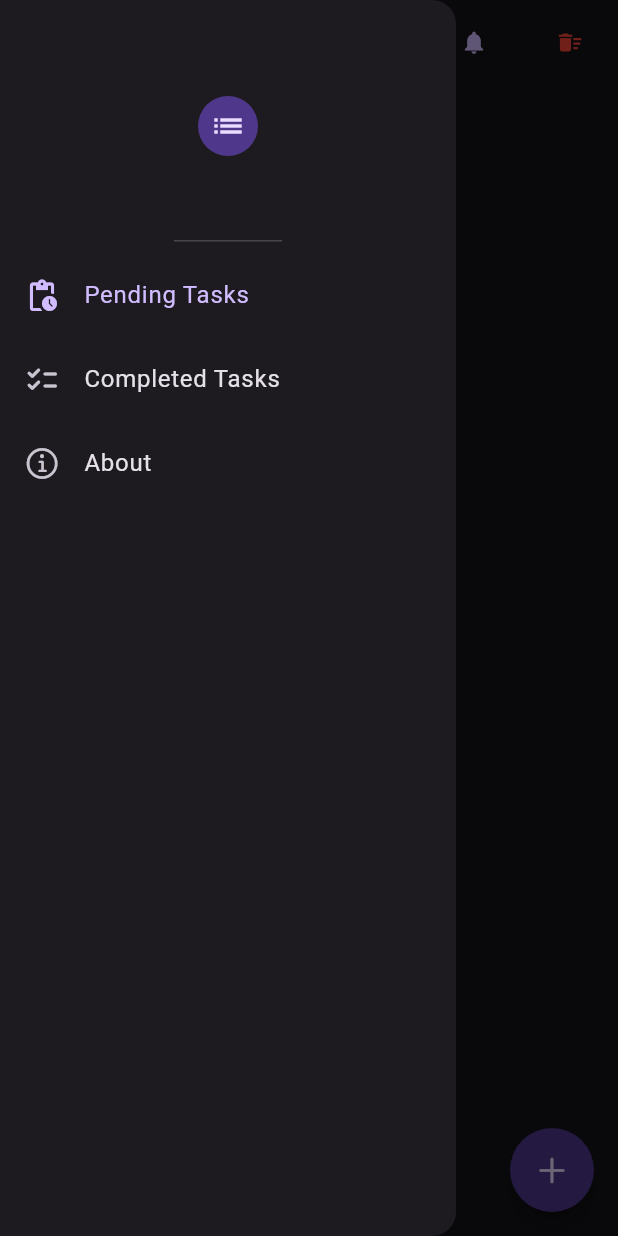
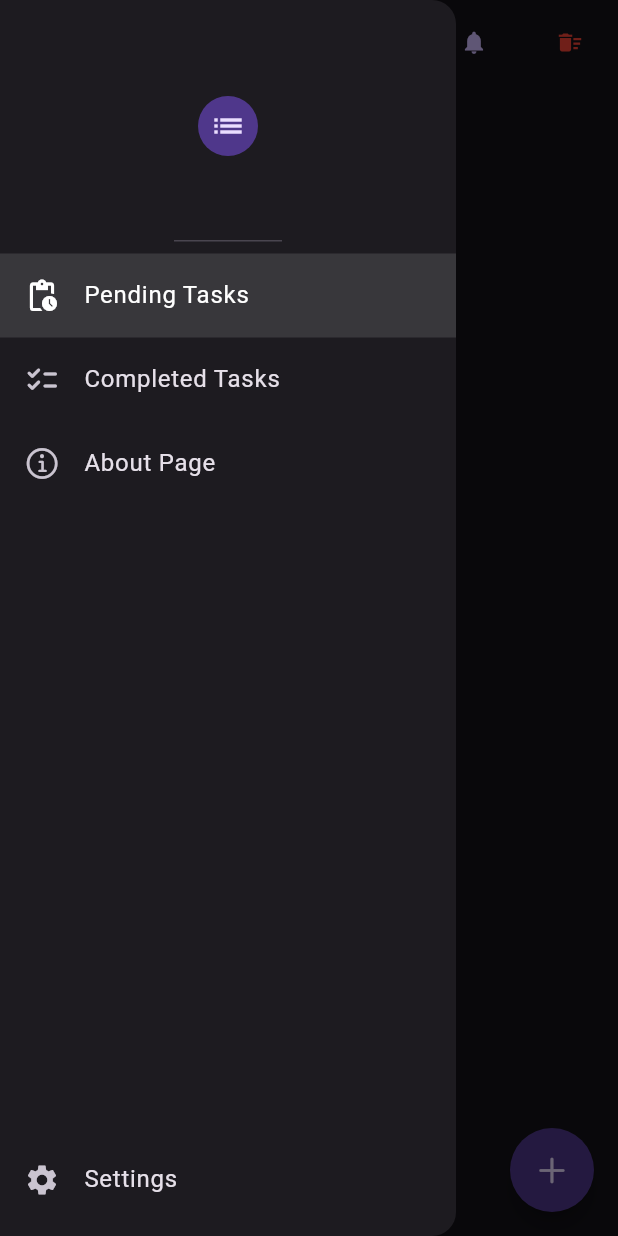
Before and after one commit to tapoban123/to-do-app, a Flutter app: the screen it shows after launch, in the side drawer, after a tap on "Create a task now", on a phone screen of 412 x 824 dp. Run offline on Flutter 3.47's test engine with Material 3 defaults, Android fonts, the phone set to English and light mode, and no system bars; our stand-ins replace bloc, flutter_local_notifications, flutter_timezone, hive_flutter, permission_handler, shared_preferences and 1 more; accounts and stored records are empty.

Commit message:
Implemented Persistent Scaffold Drawer

```diff
--- a/lib/core/common/show_error_popUps.dart
+++ b/lib/core/common/show_error_popUps.dart
@@ -1,6 +1,4 @@
-import 'package:flutter/cupertino.dart';
 import 'package:flutter/material.dart';
-import 'package:flutter/widgets.dart';
 
 void showSnackBar(
   BuildContext context,
--- a/lib/core/local_notifications/local_notifications_service.dart
+++ b/lib/core/local_notifications/local_notifications_service.dart
@@ -2,7 +2,7 @@ import 'package:flutter/material.dart';
 import 'package:flutter_local_notifications/flutter_local_notifications.dart';
 import 'package:flutter_timezone/flutter_timezone.dart';
 import 'package:simple_todo_app/core/navigation_service/navigation_service.dart';
-import 'package:simple_todo_app/pages/home_page.dart';
+import 'package:simple_todo_app/pages/drawer_navigation.dart';
 import 'package:timezone/data/latest.dart' as tz;
 import 'package:timezone/timezone.dart' as tz;
 
@@ -34,7 +34,7 @@ class LocalNotificationsService {
     }
     await Navigator.push(
       NavigationService.navigatorKey.currentState!.context,
-      MaterialPageRoute<void>(builder: (context) => const HomePage()),
+      MaterialPageRoute<void>(builder: (context) => DrawerNavigation()),
     );
   }
 
--- a/lib/core/widgets/home_page_drawer.dart
+++ b/lib/core/widgets/home_page_drawer.dart
@@ -3,14 +3,10 @@ import 'package:flutter/material.dart';
 import 'package:simple_todo_app/core/navigation_service/navigation_service.dart';
 import 'package:simple_todo_app/pages/about_page.dart';
 import 'package:simple_todo_app/pages/completed_tasks_page.dart';
-import 'package:simple_todo_app/pages/home_page.dart';
 
 class HomePageDrawer extends StatefulWidget {
-  // final NavigatorState? navigator;
-
   const HomePageDrawer({
     super.key,
-    // required this.navigator,
   });
 
   @override
@@ -21,14 +17,9 @@ class _HomePageDrawerState extends State<HomePageDrawer> {
   bool pendingTaskTileIsSelected = true;
   bool completedTaskTileIsSelected = false;
   bool aboutTileIsSelected = false;
-  // final GlobalKey<NavigatorState> navigatorKey = GlobalKey<NavigatorState>();
 
   @override
   Widget build(BuildContext context) {
-    // print(ModalRoute.of(context)?.settings.name);
-    // print("From Drawer: ${widget.navigator?.context}");
-    print("From Drawer: ${HomePage().key}");
-
     final state = RootDrawer.of(context);
 
     return Drawer(
@@ -52,14 +43,9 @@ class _HomePageDrawerState extends State<HomePageDrawer> {
             leading: const Icon(Icons.checklist_rounded),
             title: const Text("Completed Tasks"),
             onTap: () {
-              // widget.navigator?.pushReplacement(MaterialPageRoute(
-              //   builder: (context) => CompletedTasksPage(),
-              // ));
-              // state.close();
               Navigator.of(context).push(MaterialPageRoute(
                 builder: (context) => CompletedTasksPage(),
               ));
-              // print(ModalRoute.of(context)?.settings.name);
             },
           ),
           ListTile(
@@ -67,18 +53,11 @@ class _HomePageDrawerState extends State<HomePageDrawer> {
             leading: const Icon(CupertinoIcons.info_circle),
             title: const Text("About"),
             onTap: () {
-              // widget.navigator?.pushReplacement(MaterialPageRoute(
-              //   builder: (context) => AboutPage(),
-              // ));
               state.close();
-              // if (ModalRoute.of(context)?.settings.name == "/aboutPage") {
-              //   Navigator.of(context).pop();
-              // } else {
-                Navigator.of(context).push(MaterialPageRoute(
-                  builder: (context) => AboutPage(),
-                ));
-              //   print(ModalRoute.of(context)?.settings.name);
-              // }
+
+              Navigator.of(context).push(MaterialPageRoute(
+                builder: (context) => AboutPage(),
+              ));
             },
           )
         ],
--- a/lib/hive_database/completed_tasks_db_services.dart
+++ b/lib/hive_database/completed_tasks_db_services.dart
@@ -35,7 +35,7 @@ class CompletedTasksDbServices extends ChangeNotifier {
 
   void addTask(TaskModel completedTask) async {
     await initHive();
-    _allTasks.add(completedTask);
+    _allTasks.insert(0, completedTask);
 
     _completedHiveTasks.clear();
     _addAllTasksToHiveList();
--- a/lib/main.dart
+++ b/lib/main.dart
@@ -9,7 +9,7 @@ import 'package:simple_todo_app/hive_database/pending_tasks_db_services.dart';
 import 'package:simple_todo_app/pages/about_page.dart';
 import 'package:simple_todo_app/pages/completed_tasks_page.dart';
 import 'package:simple_todo_app/pages/create_task_page.dart';
-import 'package:simple_todo_app/pages/home_page.dart';
+import 'package:simple_todo_app/pages/drawer_navigation.dart';
 
 void main() async {
   WidgetsFlutterBinding.ensureInitialized();
@@ -48,22 +48,11 @@ class SimpleTodoApp extends StatelessWidget {
         title: "Simple Todo App",
         initialRoute: "/",
         routes: {
-          "/": (context) => HomePage(),
+          "/": (context) => DrawerNavigation(),
           "/createTasksPage": (context) => CreateTaskPage(),
           "/completedTasksPage": (context) => CompletedTasksPage(),
           "/aboutPage": (context) => AboutPage(),
         },
-        // builder: (context, child) {
-        //   print("From MaterialApp: ${child?.key}");
-        //   return Scaffold(
-        //     drawer: HomePageDrawer(
-        //       navigator:
-        //           (child?.key as GlobalKey<NavigatorState>?)?.currentState,
-        //     ),
-        //     body: child,
-        //   );
-        // },
-        // home: HomePage(),
       ),
     );
   }
--- /dev/null
+++ b/lib/page_specific_widgets/home_page_appbar.dart
@@ -0,0 +1,43 @@
+import 'package:flutter/material.dart';
+import 'package:provider/provider.dart';
+import 'package:simple_todo_app/core/common/show_error_popUps.dart';
+import 'package:simple_todo_app/hive_database/pending_tasks_db_services.dart';
+
+class HomePageAppbar extends StatelessWidget implements PreferredSizeWidget{
+   HomePageAppbar({super.key}): preferredSize = Size.fromHeight(kToolbarHeight);
+
+   @override
+   final Size preferredSize;
+
+  @override
+  Widget build(BuildContext context) {
+    return AppBar(
+      title: const Text("My Tasks"),
+      centerTitle: true,
+      actions: [
+        TextButton(
+          onPressed: () {
+            showErrorDialog(
+              context,
+              icon: Icons.close,
+              titleText: "Oops!!!",
+              contentText:
+                  "Failed to create a new task. Please select the date/time in the future.",
+            );
+          },
+          child: Icon(Icons.notifications),
+        ),
+        TextButton(
+          onPressed: () {
+            Provider.of<PendingTasksDbServices>(context, listen: false)
+                .deleteDatabase();
+          },
+          child: const Icon(
+            Icons.delete_sweep,
+            color: Colors.red,
+          ),
+        )
+      ],
+    );
+  }
+}
--- /dev/null
+++ b/lib/page_specific_widgets/home_page_floating_action_button.dart
@@ -0,0 +1,21 @@
+import 'package:flutter/cupertino.dart';
+import 'package:flutter/material.dart';
+import 'package:simple_todo_app/pages/create_task_page.dart';
+
+class HomePageFloatingActionButton extends StatelessWidget {
+  const HomePageFloatingActionButton({super.key});
+
+  @override
+  Widget build(BuildContext context) {
+    return FloatingActionButton(
+      clipBehavior: Clip.none,
+      shape: RoundedRectangleBorder(borderRadius: BorderRadius.circular(50)),
+      onPressed: () {
+        Navigator.of(context).push(MaterialPageRoute(
+          builder: (context) => const CreateTaskPage(),
+        ));
+      },
+      child: const Icon(CupertinoIcons.add),
+    );
+  }
+}
--- a/lib/pages/about_page.dart
+++ b/lib/pages/about_page.dart
@@ -5,17 +5,10 @@ class AboutPage extends StatelessWidget {
 
   @override
   Widget build(BuildContext context) {
-    return Scaffold(
-      appBar: AppBar(
-        // leading: IconButton(
-        //   onPressed: () {
-        //     RootScaffold.openDrawer(context);
-        //   },
-        //   icon: Icon(Icons.menu_rounded),
-        // ),
-
-        title: Text("About Page"),
-      ),
+    return Column(
+      children: [
+        Text("About Page"),
+      ],
     );
   }
 }
--- /dev/null
+++ b/lib/pages/drawer_navigation.dart
@@ -0,0 +1,144 @@
+import 'package:flutter/cupertino.dart';
+import 'package:flutter/material.dart';
+import 'package:flutter/rendering.dart';
+import 'package:simple_todo_app/page_specific_widgets/about_page_appbar.dart';
+import 'package:simple_todo_app/page_specific_widgets/completed_tasks_page_appbar.dart';
+import 'package:simple_todo_app/page_specific_widgets/home_page_appbar.dart';
+import 'package:simple_todo_app/page_specific_widgets/home_page_floating_action_button.dart';
+import 'package:simple_todo_app/pages/about_page.dart';
+import 'package:simple_todo_app/pages/completed_tasks_page.dart';
+import 'package:simple_todo_app/pages/home_page.dart';
+
+class DrawerNavigation extends StatefulWidget {
+  DrawerNavigation({super.key});
+
+  @override
+  State<DrawerNavigation> createState() => _DrawerNavigationState();
+}
+
+class _DrawerNavigationState extends State<DrawerNavigation> {
+  ScrollController scrollController = ScrollController();
+  bool isFabBVisible = true;
+
+  List<Map<String, dynamic>> navItems = [
+    {
+      "icon": Icons.pending_actions,
+      "name": "Pending Tasks",
+    },
+    {
+      "icon": Icons.checklist_rounded,
+      "name": "Completed Tasks",
+    },
+    {
+      "icon": CupertinoIcons.info_circle,
+      "name": "About Page",
+    },
+  ];
+  int currentIndex = 0;
+
+  List<Widget> getPages() {
+    List<Widget> pages = [
+      HomePage(
+        scrollDirection: scrollController,
+      ),
+      CompletedTasksPage(),
+      AboutPage(),
+    ];
+
+    return pages;
+  }
+
+  PreferredSizeWidget returnPageSpecificAppBars() {
+    switch (currentIndex) {
+      case 0:
+        return HomePageAppbar();
+      case 1:
+        return CompletedTasksPageAppbar();
+      case 2:
+        return AboutPageAppbar();
+      default:
+        return AppBar();
+    }
+  }
+
+  @override
+  void initState() {
+    scrollController.addListener(
+      () {
+        final scrollDirection = scrollController.position.userScrollDirection;
+
+        if (scrollDirection == ScrollDirection.forward) {
+          setState(() {
+            isFabBVisible = true;
+          });
+        } else if (scrollDirection == ScrollDirection.reverse) {
+          setState(() {
+            isFabBVisible = false;
+          });
+        }
+      },
+    );
+    super.initState();
+  }
+
+  @override
+  void dispose() {
+    scrollController.removeListener(() {});
+    super.dispose();
+  }
+
+  @override
+  Widget build(BuildContext context) {
+    return Scaffold(
+      appBar: returnPageSpecificAppBars(),
+      floatingActionButton: (isFabBVisible && currentIndex == 0)
+          ? HomePageFloatingActionButton()
+          : null,
+      drawer: Drawer(
+        child: Column(
+          children: [
+            const DrawerHeader(
+              child: CircleAvatar(
+                child: Icon(Icons.list),
+              ),
+            ),
+            Expanded(
+              flex: 9,
+              child: ListView.builder(
+                itemCount: getPages().length,
+                itemBuilder: (context, index) {
+                  final eachItem = navItems[index];
+
+                  return ListTile(
+                    selected: (currentIndex == index) ? true : false,
+                    selectedTileColor: Theme.of(context).focusColor,
+                    selectedColor: Colors.white,
+                    leading: Icon(eachItem["icon"]),
+                    title: Text(eachItem["name"]),
+                    onTap: () {
+                      setState(() {
+                        currentIndex = index;
+                      });
+                      Scaffold.of(context).closeDrawer();
+                    },
+                  );
+                },
+              ),
+            ),
+            Expanded(
+              flex: 1,
+              child: ListTile(
+                leading: Icon(Icons.settings),
+                title: Text("Settings"),
+              ),
+            ),
+          ],
+        ),
+      ),
+      body: IndexedStack(
+        children: getPages(),
+        index: currentIndex,
+      ),
+    );
+  }
+}
--- a/lib/pages/home_page.dart
+++ b/lib/pages/home_page.dart
@@ -1,10 +1,6 @@
-import 'package:flutter/cupertino.dart';
 import 'package:flutter/material.dart';
-import 'package:flutter/rendering.dart';
 import 'package:provider/provider.dart';
-import 'package:simple_todo_app/core/common/show_error_popUps.dart';
 
-import 'package:simple_todo_app/core/widgets/home_page_drawer.dart';
 import 'package:simple_todo_app/core/widgets/important_task_icon.dart';
 import 'package:simple_todo_app/core/widgets/scheduled_task_icon.dart';
 import 'package:simple_todo_app/hive_database/completed_tasks_db_services.dart';
@@ -13,108 +9,27 @@ import 'package:simple_todo_app/pages/create_task_page.dart';
 import 'package:simple_todo_app/pages/no_tasks_screen.dart';
 
 class HomePage extends StatefulWidget {
-  const HomePage({super.key});
+  final ScrollController scrollDirection;
+
+  const HomePage({
+    super.key,
+    required this.scrollDirection,
+  });
 
   @override
   State<HomePage> createState() => _HomePageState();
 }
 
 class _HomePageState extends State<HomePage> {
-  ScrollController _scrollViewController = ScrollController();
-
   bool firstRun = true;
   bool fABIsVisible = true;
 
   List<bool> checkBoxValues = [];
 
   @override
-  void initState() {
-    _scrollViewController.addListener(
-      () {
-        final scrollDirection =
-            _scrollViewController.position.userScrollDirection;
-        if (scrollDirection == ScrollDirection.reverse) {
-          setState(() {
-            fABIsVisible = false;
-          });
-        } else if (scrollDirection == ScrollDirection.forward) {
-          setState(() {
-            fABIsVisible = true;
-          });
-        }
-      },
-    );
-    super.initState();
-  }
-
-  @override
-  void dispose() {
-    _scrollViewController.removeListener(() {});
-    super.dispose();
-  }
-
-  @override
   Widget build(BuildContext context) {
-    // print(ModalRoute.of(context)?.settings.name);
-
     return SafeArea(
-      child: Scaffold(
-        appBar: AppBar(
-          // leading: IconButton(
-          //   onPressed: () {
-          //     RootScaffold.openDrawer(context);
-          //   },
-          //   icon: Icon(Icons.menu_rounded),
-          // ),
-          title: const Text("My Tasks"),
-          centerTitle: true,
-          actions: [
-            TextButton(
-              onPressed: () {
-                // Navigator.of(context).pushNamed("/createTasksPage");
-                showErrorDialog(
-                  context,
-                  icon: Icons.close,
-                  titleText: "Oops!!!",
-                  contentText:
-                      "Failed to create a new task. Please select the date/time in the future.",
-                );
-                // LocalNotificationsService().showInstantNotificationAndroid(
-                //   "Test Notification",
-                //   "Testing",
-                // );
-              },
-              child: Icon(Icons.notifications),
-            ),
-            TextButton(
-              onPressed: () {
-                Provider.of<PendingTasksDbServices>(context, listen: false)
-                    .deleteDatabase();
-              },
-              child: const Icon(
-                Icons.delete_sweep,
-                color: Colors.red,
-              ),
-            )
-          ],
-        ),
-
-        // drawer: RootScaffold.openDrawer(context),
-        drawer: const HomePageDrawer(),
-        floatingActionButton: fABIsVisible
-            ? FloatingActionButton(
-              clipBehavior: Clip.none,
-                shape: RoundedRectangleBorder(
-                    borderRadius: BorderRadius.circular(50)),
-                onPressed: () {
-                  Navigator.of(context).push(MaterialPageRoute(
-                    builder: (context) => const CreateTaskPage(),
-                  ));
-                },
-                child: const Icon(CupertinoIcons.add),
-              )
-            : null,
-        body: Padding(
+      child: Padding(
         padding: const EdgeInsets.symmetric(horizontal: 10.0),
         child: Consumer<PendingTasksDbServices>(
           builder: (context, tasksProvider, child) {
@@ -130,7 +45,7 @@ class _HomePageState extends State<HomePage> {
               children: [
                 Expanded(
                   child: ListView.builder(
-                      controller: _scrollViewController,
+                    controller: widget.scrollDirection,
                     scrollDirection: Axis.vertical,
                     itemCount: tasksProvider.getAllTasks.length,
                     itemBuilder: (context, index) {
@@ -140,12 +55,13 @@ class _HomePageState extends State<HomePage> {
                       return Padding(
                         padding: const EdgeInsets.only(bottom: 10.0),
                         child: ListTile(
+                          splashColor: Colors.transparent,
                           leading: Icon(Icons.pending_actions_sharp),
                           title: Text(eachTask.taskTitle),
                           shape: RoundedRectangleBorder(
                             borderRadius: BorderRadius.circular(4),
-                              side: BorderSide(
-                                  color: Theme.of(context).hintColor),
+                            side:
+                                BorderSide(color: Theme.of(context).hintColor),
                           ),
                           subtitle: eachTask.taskDescription.isEmpty
                               ? null
@@ -167,8 +83,7 @@ class _HomePageState extends State<HomePage> {
                             children: [
                               eachTask.remindMe
                                   ? Tooltip(
-                                        triggerMode:
-                                            TooltipTriggerMode.longPress,
+                                      triggerMode: TooltipTriggerMode.longPress,
                                       child: ScheduledTaskIcon(),
                                       message: "Scheduled Task",
                                     )
@@ -180,8 +95,7 @@ class _HomePageState extends State<HomePage> {
                                   : SizedBox.shrink(),
                               eachTask.isImportant
                                   ? Tooltip(
-                                        triggerMode:
-                                            TooltipTriggerMode.longPress,
+                                      triggerMode: TooltipTriggerMode.longPress,
                                       child: ImportantTaskIcon(),
                                       message: "Important Task",
                                     )
@@ -221,7 +135,6 @@ class _HomePageState extends State<HomePage> {
           },
         ),
       ),
-      ),
     );
   }
 }
--- a/pubspec.yaml
+++ b/pubspec.yaml
@@ -43,6 +43,7 @@ dependencies:
   intl: ^0.19.0
   flutter_timezone: ^2.1.0
   flutter_bloc: ^8.1.6
+  shared_preferences: ^2.3.1
 
 dev_dependencies:
   build_runner: ^2.4.11
```
Also changed, not shown: lib/core/theme/theme_provider.dart (added, +10 -0 lines), lib/hive_database/shared_preferences_local_storage.dart (added, +17 -0 lines), lib/page_specific_widgets/about_page_appbar.dart (added, +16 -0 lines), lib/page_specific_widgets/completed_tasks_page_appbar.dart (added, +32 -0 lines), lib/pages/completed_tasks_page.dart (+7 -26 lines), pubspec.lock, 1 other file. Lines whose indentation alone changed are shown as unchanged.
